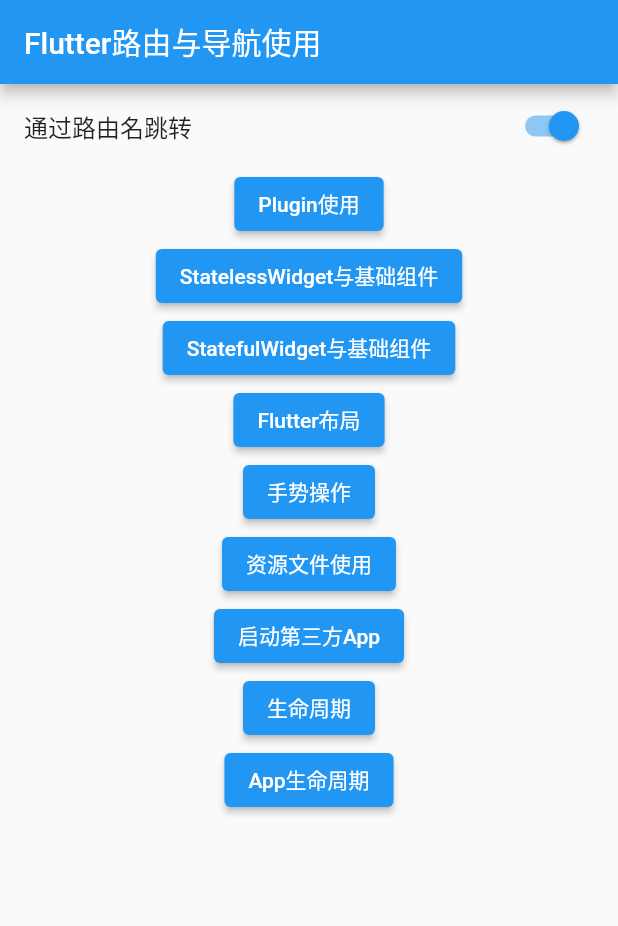
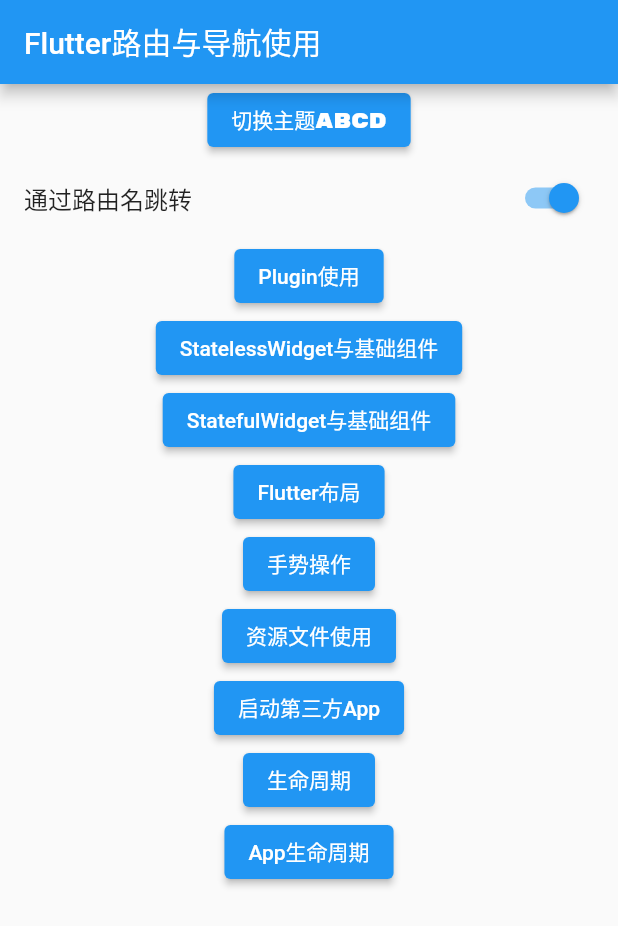
Before and after one commit to haganWu/flutter_dart_learn, a Flutter app: the screen it shows after launch, after a tap on an icon or button, on a phone screen of 412 x 824 dp. Shown: the top 926 px of the screen. Run offline on Flutter 3.47's test engine with Material 2 defaults, Android fonts, the phone set to English and light mode, and no system bars; missing offline and left inert: flutter_color_plugin.

Commit message:
切换主题

```diff
--- a/lib/main.dart
+++ b/lib/main.dart
@@ -11,25 +11,48 @@ import 'flutter_widget_lifecycle.dart';
 import 'gesture_page.dart';
 
 void main() {
-  runApp(const MyApp());
+  runApp(const DynamicTheme());
 }
 
-class MyApp extends StatelessWidget {
-  const MyApp({Key? key}) : super(key: key);
+class DynamicTheme extends StatefulWidget {
+  const DynamicTheme({Key? key}) : super(key: key);
 
-  // This widget is the root of your application.
+  @override
+  _DynamicThemeState createState() => _DynamicThemeState();
+}
+
+class _DynamicThemeState extends State<DynamicTheme> {
+  Brightness _brightness = Brightness.light;
+
   @override
   Widget build(BuildContext context) {
     return MaterialApp(
       title: 'FlutterDemo',
       theme: ThemeData(
+        // fontFamily: "RubikMonoOne",
+        brightness: _brightness,
         primarySwatch: Colors.blue,
       ),
       home: Scaffold(
         appBar: AppBar(
           title: const Text("Flutter路由与导航使用"),
         ),
-        body: const RootNavigator(),
+        body: Column(
+          children: [
+            ElevatedButton(
+                onPressed: () {
+                  setState(() {
+                    if (_brightness == Brightness.dark) {
+                      _brightness = Brightness.light;
+                    } else {
+                      _brightness = Brightness.dark;
+                    }
+                  });
+                },
+                child: const Text("切换主题abcd",style: TextStyle(fontFamily: "RubikMonoOne"))),
+            const RootNavigator(),
+          ],
+        ),
       ),
       routes: <String, WidgetBuilder>{
         'plugin': (BuildContext context) => const PluginUse(),
--- a/pubspec.yaml
+++ b/pubspec.yaml
@@ -85,3 +85,8 @@ flutter:
   #
   # For details regarding fonts from package dependencies,
   # see https://flutter.dev/custom-fonts/#from-packages
+
+  fonts:
+    - family: RubikMonoOne
+      fonts:
+        - asset: fonts/RubikMonoOne-Regular.ttf
```
Also changed, not shown: fonts/RubikMonoOne-Regular.ttf (added).
